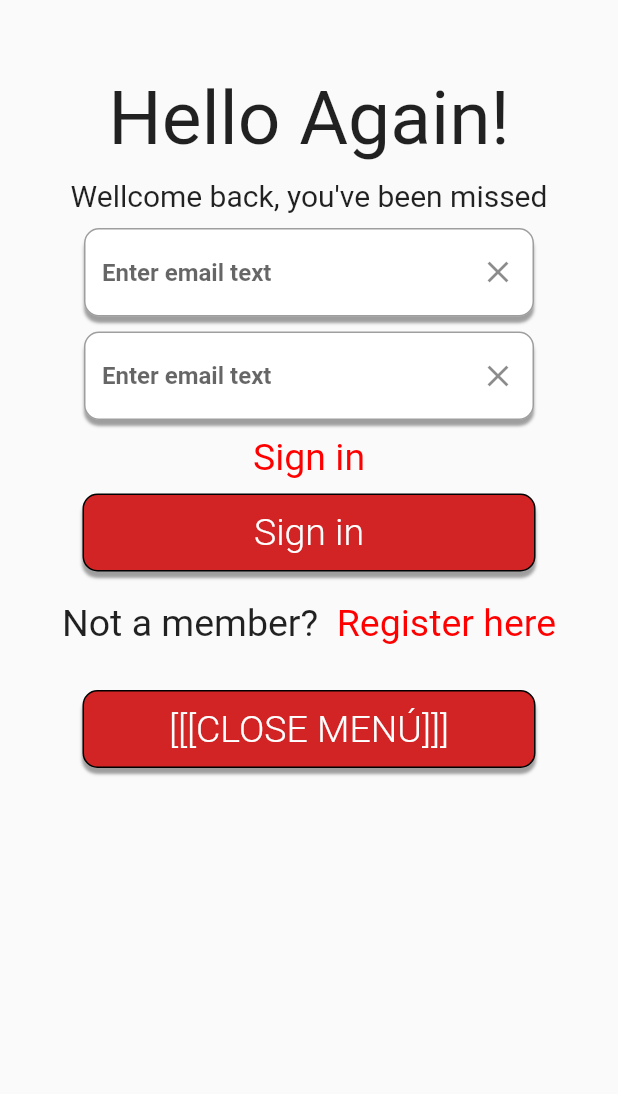
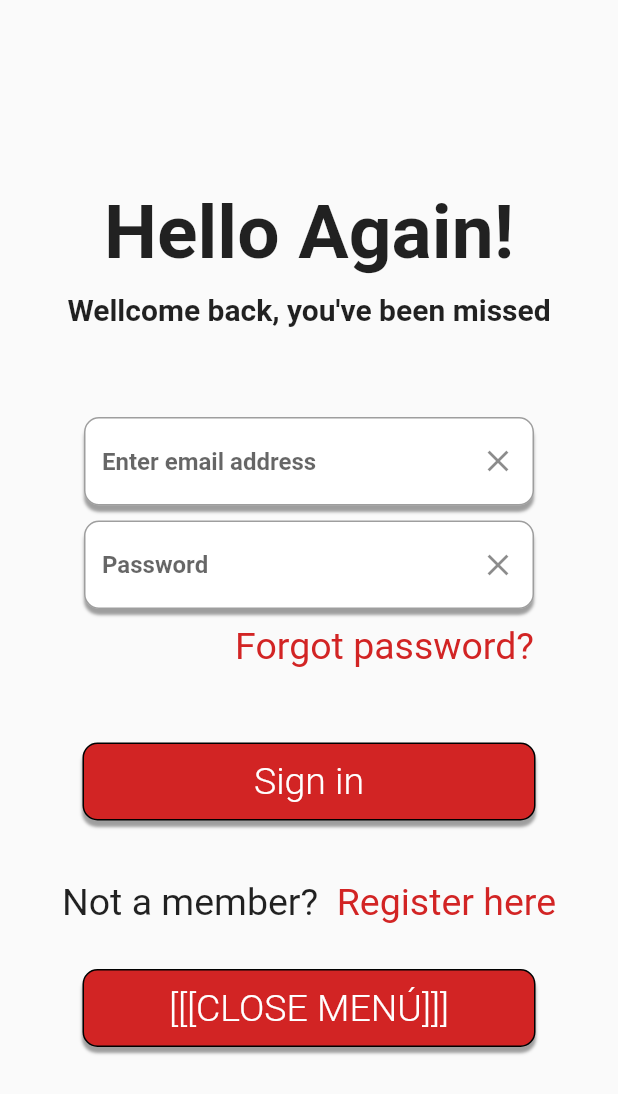
Before and after one commit to TheDavidLaCosa/tickly, a Flutter app: the screen it shows after launch, after a tap on "Sing up", on a phone screen of 412 x 824 dp. Shown: the top 1094 px of the screen. Run offline on Flutter 3.47's test engine with Material 2 defaults, Android fonts, the phone set to English and light mode, and no system bars; Roboto replaces fonts that are missing (jaldi).

Commit message:
UI acabada

```diff
--- a/lib/Global widgets/redText.dart
+++ b/lib/Global widgets/redText.dart
@@ -15,9 +15,9 @@ class RedText extends StatelessWidget {
   Widget build(BuildContext context) {
     return GestureDetector(
       onTap: function,
-      child: Center(
+      child: Container(
         child: Text(text,
-                    style: TextStyle(color: const Color.fromRGBO(255, 0, 0, 1),
+                    style: TextStyle(color: const Color.fromRGBO(210, 36, 36, 1),
                     fontSize: textSize,
                     fontFamily: "jaldi")
         ),
--- a/lib/main.dart
+++ b/lib/main.dart
@@ -71,22 +71,32 @@ class PantallaLogin extends StatelessWidget {
   Widget build(BuildContext context) {
     return Scaffold(
       body: Column(
-          mainAxisAlignment: MainAxisAlignment.start,
+          mainAxisAlignment: MainAxisAlignment.center,
+          crossAxisAlignment: CrossAxisAlignment.center,
           children: <Widget>[
-            const SizedBox(height: 50,),
             const Text("Hello Again!", style: TextStyle(fontFamily: "jaldi",
-                                                        fontSize: 50)),
+                                                        fontSize: 50,
+                                                        fontWeight: FontWeight.bold)),
             const SizedBox(height: 10),
-            const Text("Wellcome back, you've been missed",style: TextStyle(fontFamily: "jaldi", fontSize: 20)),
-            const SizedBox(height: 10),
-            const TextInput(text: "Enter email text"),
-            const SizedBox(height: 10),
-            const TextInput(text: "Enter email text"),
-            const SizedBox(height: 10),
-            RedText(text: "Sign in", textSize: 25, function: () => {print("a")}),
-            const SizedBox(height: 10),
+            const Text("Wellcome back, you've been missed",style: TextStyle(fontFamily: "jaldi",
+                                                                            fontSize: 20,
+                                                                            fontWeight: FontWeight.bold)),
+
+            const SizedBox(height: 60),
+            const TextInput(text: "Enter email address"),
+
+            Column(
+              crossAxisAlignment: CrossAxisAlignment.end,
+              children: <Widget>[
+                const SizedBox(height: 10),
+                const TextInput(text: "Password"),
+                const SizedBox(height: 10),
+                RedText(text: "Forgot password?", textSize: 25, function: () => {print("a")}),
+                ]
+            ),
+            const SizedBox(height: 50),
             RedButton(text: "Sign in", function: () => {print("a")}),
-            const SizedBox(height: 20,),
+            const SizedBox(height: 40,),
             Row(
               mainAxisAlignment: MainAxisAlignment.center,
               children: <Widget>[
@@ -95,6 +105,8 @@ class PantallaLogin extends StatelessWidget {
               ],
             ),
             const SizedBox(height: 30),
+
+            //TODO: Borrar aquesta línia abans d'entrega.
             RedButton(text: "[[[CLOSE MENÚ]]]", function: () => {Navigator.pop(context)})
           ],
         ),
```
